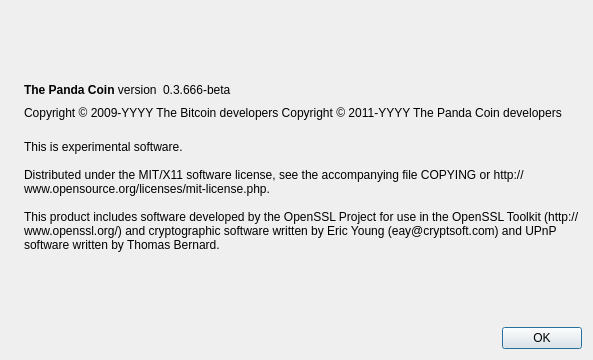
First picture: the form in src/qt/forms/aboutdialog.ui, repository vaultcoin/VaultCoin, before the edit.
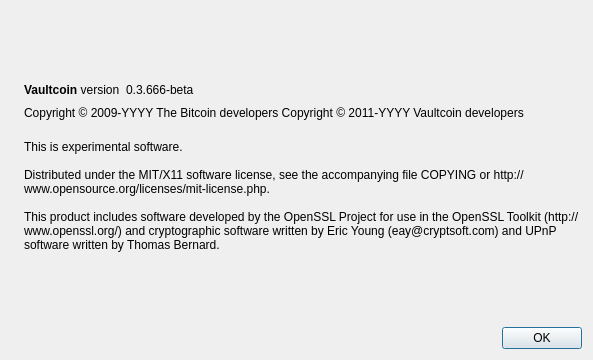
Second picture: the form after the edit. Icons and pictures are not drawn.

Patch:
```diff
--- a/src/qt/forms/aboutdialog.ui
+++ b/src/qt/forms/aboutdialog.ui
@@ -50,7 +50,7 @@
           <cursorShape>IBeamCursor</cursorShape>
          </property>
          <property name="text">
-          <string>&lt;b&gt;The Panda Coin&lt;/b&gt; version</string>
+          <string>&lt;b&gt;Vaultcoin&lt;/b&gt; version</string>
          </property>
          <property name="textInteractionFlags">
           <set>Qt::LinksAccessibleByMouse|Qt::TextSelectableByKeyboard|Qt::TextSelectableByMouse</set>
@@ -92,7 +92,7 @@
        </property>
        <property name="text">
         <string notr="true">Copyright &amp;copy; 2009-YYYY The Bitcoin developers
-Copyright &amp;copy; 2011-YYYY The Panda Coin developers</string>
+Copyright &amp;copy; 2011-YYYY Vaultcoin developers</string>
        </property>
        <property name="textFormat">
         <enum>Qt::RichText</enum>
```
Left out of the diff: 2 changed lines with no effect on the pictures.
